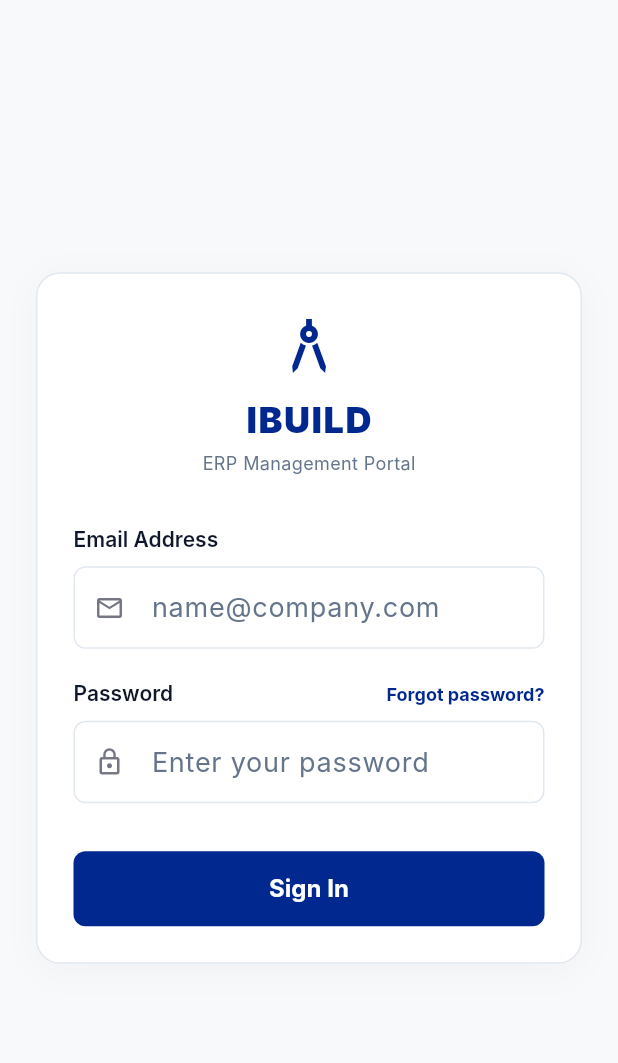
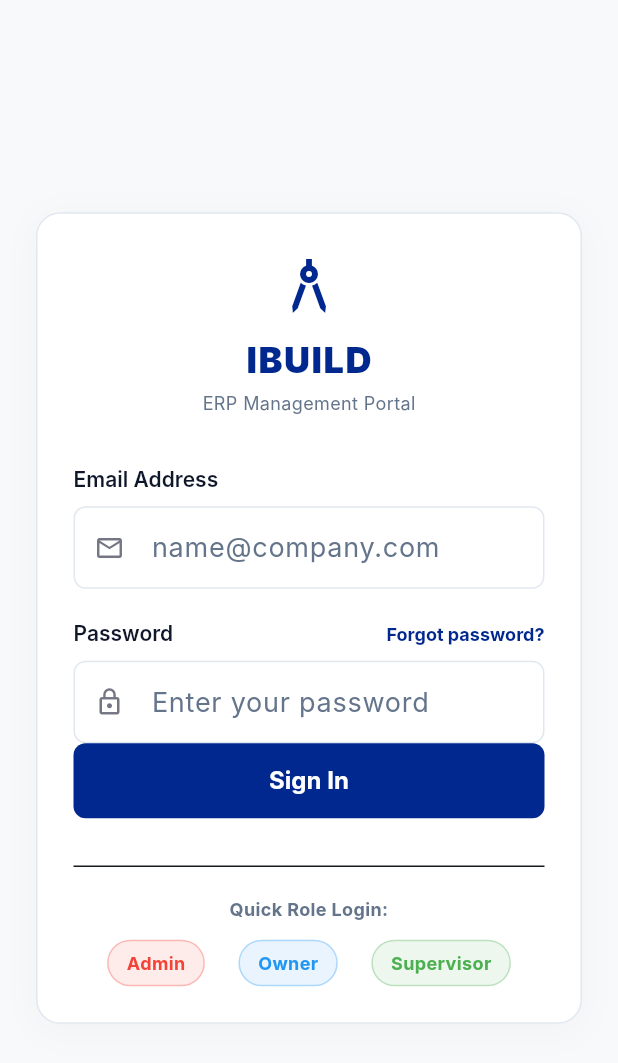
Before and after one commit to najibcode/ibuild, a Flutter app: the screen it shows after launch, on a phone screen of 412 x 824 dp. Shown: the top 1063 px of the screen. Run offline on Flutter 3.47's test engine with Material 3 defaults, Android fonts, the phone set to English and light mode, and no system bars; our stand-ins replace cached_network_image, fl_chart, flutter_dotenv, flutter_riverpod, go_router, image_picker and 2 more; accounts and stored records are empty; Roboto replaces fonts that are missing (Inter).

Commit message:
feat: add role simulation functionality with quick login chips and dynamic override settings

```diff
--- a/lib/features/auth/presentation/controllers/auth_controller.dart
+++ b/lib/features/auth/presentation/controllers/auth_controller.dart
@@ -66,38 +66,51 @@ class AuthController extends StateNotifier<AuthState> {
 
   Future<bool> signIn(String email, String password) async {
     state = state.copyWith(isLoading: true);
+    final cleanEmail = email.trim().toLowerCase();
+
+    // Infer role from email prefix
+    String? targetRole;
+    if (cleanEmail.startsWith('admin')) {
+      targetRole = 'admin';
+    } else if (cleanEmail.startsWith('owner')) {
+      targetRole = 'owner';
+    } else if (cleanEmail.startsWith('supervisor')) {
+      targetRole = 'supervisor';
+    }
+
     try {
       AuthResponse response;
       try {
-        response = await _repository.signIn(email: email, password: password);
+        response = await _repository.signIn(email: cleanEmail, password: password);
       } catch (signInErr) {
-        // If signIn fails (e.g. user hasn't registered in Supabase Auth yet), attempt auto signUp
+        // Fallback to active admin session if Supabase Auth rejects unconfirmed/unregistered role email
         try {
-          response = await _repository.signUp(email: email, password: password);
-          if (response.session == null) {
-            // Attempt signIn after signUp if session wasn't returned immediately
-            response = await _repository.signIn(email: email, password: password);
+          response = await _repository.signIn(email: 'admin@ibuild.in', password: 'admin@123');
+        } catch (_) {
+          try {
+            response = await _repository.signUp(email: cleanEmail, password: password);
+          } catch (_) {
+            rethrow;
           }
-        } catch (_) {
-          // If signUp fails too (e.g. user exists but wrong password), throw original error
-          rethrow;
         }
       }
 
       final user = response.user;
-      if (user == null) {
-        throw Exception('Authentication failed.');
-      }
+      final profile = user != null ? await _repository.getUserProfile(uid: user.id) : null;
 
-      final profile = await _repository.getUserProfile(uid: user.id);
       state = state.copyWith(
         isLoading: false,
         user: user,
         profile: profile,
       );
-      // Trigger fresh RBAC permission loading after login
+
+      // Set target role override
+      _ref.read(selectedRoleOverrideProvider.notifier).state = targetRole;
+
+      // Invalidate RBAC providers to refresh permissions
       _ref.invalidate(userRoleProvider);
       _ref.invalidate(userPermissionsProvider);
+
       return true;
     } catch (e) {
       state = state.copyWith(
@@ -111,7 +124,8 @@ class AuthController extends StateNotifier<AuthState> {
   Future<void> signOut() async {
     state = state.copyWith(isLoading: true);
     await _repository.signOut();
-    // Clear cached RBAC data
+    // Clear cached RBAC data and role override
+    _ref.read(selectedRoleOverrideProvider.notifier).state = null;
     _ref.invalidate(userRoleProvider);
     _ref.invalidate(userPermissionsProvider);
     state = AuthState.initial();
--- a/lib/features/auth/presentation/screens/login_screen.dart
+++ b/lib/features/auth/presentation/screens/login_screen.dart
@@ -199,8 +199,6 @@ class _LoginScreenState extends ConsumerState<LoginScreen> {
                       return null;
                     },
                   ),
-                  const SizedBox(height: 32),
-
                   // Submit Button
                   ElevatedButton(
                     onPressed: state.isLoading ? null : _onLogin,
@@ -230,6 +228,27 @@ class _LoginScreenState extends ConsumerState<LoginScreen> {
                             ),
                           ),
                   ),
+                  const SizedBox(height: 24),
+                  const Divider(),
+                  const SizedBox(height: 12),
+                  const Text(
+                    'Quick Role Login:',
+                    textAlign: TextAlign.center,
+                    style: TextStyle(
+                      fontSize: 12,
+                      fontWeight: FontWeight.bold,
+                      color: AppColors.textMuted,
+                    ),
+                  ),
+                  const SizedBox(height: 12),
+                  Row(
+                    mainAxisAlignment: MainAxisAlignment.spaceEvenly,
+                    children: [
+                      _buildRoleChip('Admin', 'admin@ibuild.in', 'admin@123', const Color(0xFFF44336)),
+                      _buildRoleChip('Owner', 'owner@ibuild.in', 'owner@123', const Color(0xFF2196F3)),
+                      _buildRoleChip('Supervisor', 'supervisor@ibuild.in', 'supervisor@123', const Color(0xFF4CAF50)),
+                    ],
+                  ),
                 ],
               ),
             ),
@@ -238,4 +257,31 @@ class _LoginScreenState extends ConsumerState<LoginScreen> {
       ),
     );
   }
+
+  Widget _buildRoleChip(String title, String email, String password, Color color) {
+    return InkWell(
+      onTap: () {
+        _emailController.text = email;
+        _passwordController.text = password;
+        _onLogin();
+      },
+      borderRadius: BorderRadius.circular(20),
+      child: Container(
+        padding: const EdgeInsets.symmetric(horizontal: 12, vertical: 6),
+        decoration: BoxDecoration(
+          color: color.withValues(alpha: 0.1),
+          borderRadius: BorderRadius.circular(20),
+          border: Border.all(color: color.withValues(alpha: 0.3)),
+        ),
+        child: Text(
+          title,
+          style: TextStyle(
+            color: color,
+            fontWeight: FontWeight.bold,
+            fontSize: 12,
+          ),
+        ),
+      ),
+    );
+  }
 }
--- a/lib/features/settings/presentation/screens/settings_screen.dart
+++ b/lib/features/settings/presentation/screens/settings_screen.dart
@@ -121,6 +121,27 @@ class SettingsScreen extends ConsumerWidget {
                       },
                     ),
                   ),
+                  const Divider(height: 1, color: AppColors.borderSubtle, indent: 52),
+                  ListTile(
+                    leading: const Icon(Icons.admin_panel_settings_outlined, color: AppColors.outline),
+                    title: const Text('Active Role (Simulator)', style: TextStyle(fontWeight: FontWeight.bold)),
+                    subtitle: Text('Current: ${ref.watch(currentRoleProvider).toUpperCase()}'),
+                    trailing: DropdownButton<String>(
+                      value: ref.watch(currentRoleProvider) == 'unknown' ? 'admin' : ref.watch(currentRoleProvider),
+                      underline: const SizedBox(),
+                      items: const [
+                        DropdownMenuItem(value: 'admin', child: Text('ADMIN')),
+                        DropdownMenuItem(value: 'owner', child: Text('OWNER')),
+                        DropdownMenuItem(value: 'supervisor', child: Text('SUPERVISOR')),
+                      ],
+                      onChanged: (newRole) {
+                        if (newRole != null) {
+                          ref.read(selectedRoleOverrideProvider.notifier).state = newRole;
+                          ref.invalidate(userPermissionsProvider);
+                        }
+                      },
+                    ),
+                  ),
                   PermissionGuard(
                     permission: 'system.manage',
                     child: Column(
```
Also changed, not shown: lib/features/rbac/presentation/providers/permission_provider.dart (+132 -13 lines).
